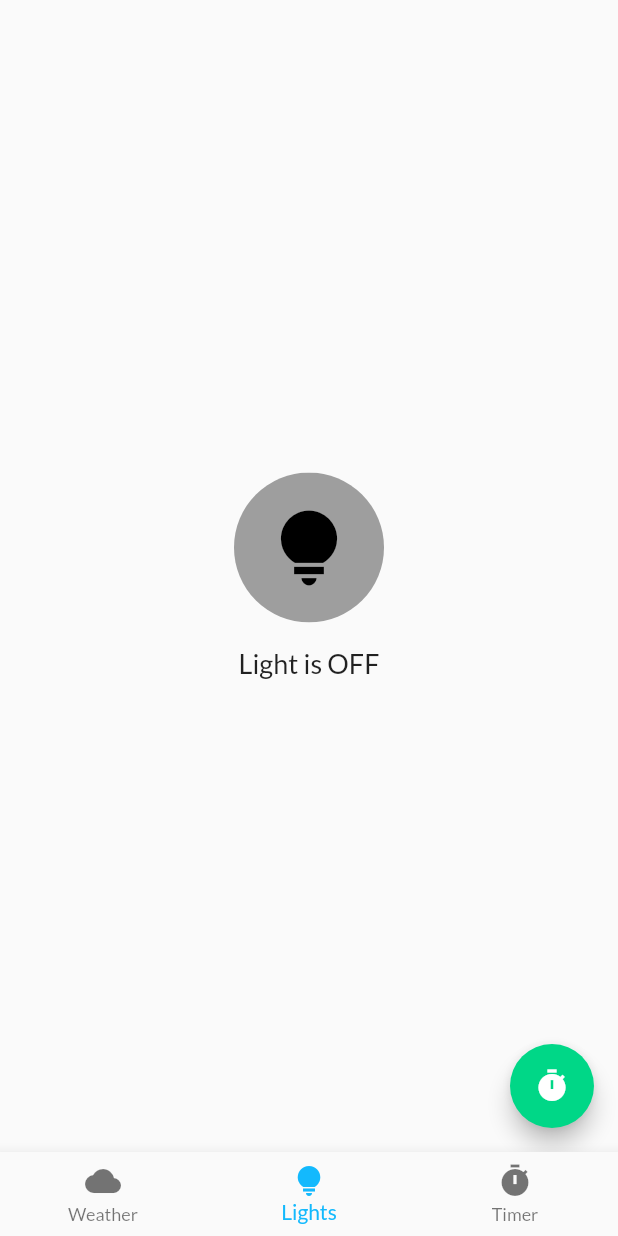
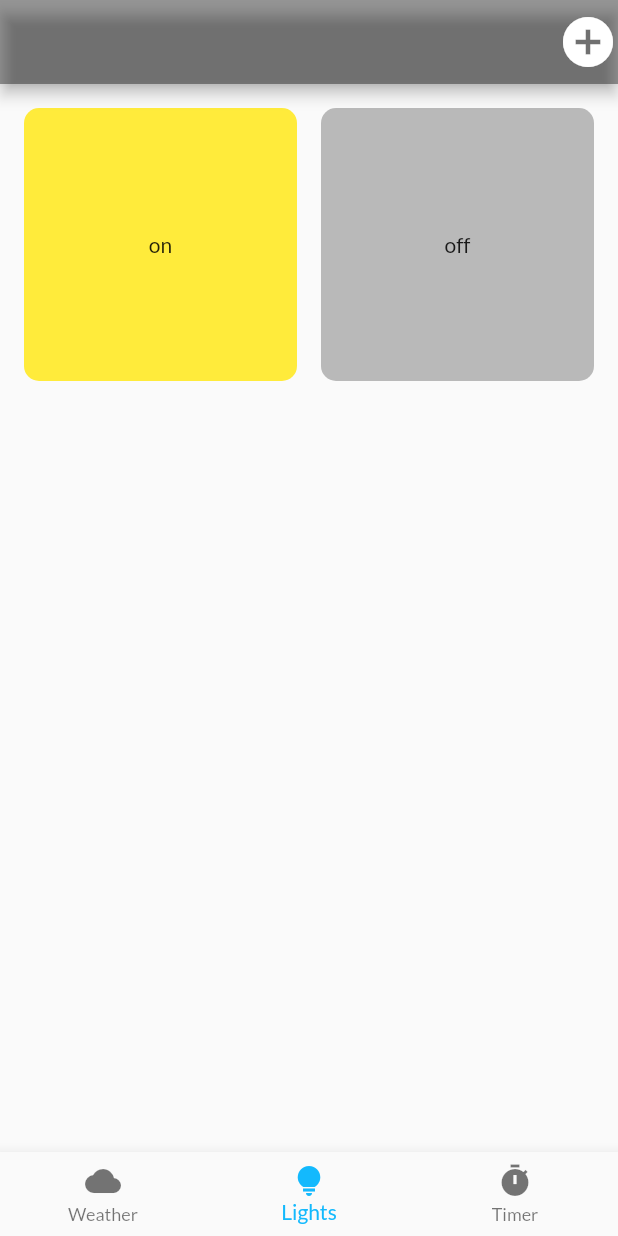
Before and after one commit to nawnguyen/remote-switcher, a Flutter app: the SwitchPage screen opened by its route, on a phone screen of 412 x 824 dp. Run offline on Flutter 3.47's test engine with Material 2 defaults, Android fonts, the light colour scheme and no system bars; our stand-ins replace dio, go_router, google_fonts, hooks_riverpod, shared_preferences; accounts and stored records are empty.

Commit message:
feat: add switch and delete switch

```diff
--- a/lib/features/switch/presentation/light_switch.dart
+++ b/lib/features/switch/presentation/light_switch.dart
@@ -1,9 +1,4 @@
 import 'package:flutter/material.dart';
-import 'package:go_router/go_router.dart';
-import 'package:light_switch_app/features/core/application/routes/route_names.dart';
-import 'package:light_switch_app/services/api_service.dart';
-import 'package:provider/provider.dart';
-import '../../../provider/theme_settings.dart';
 
 class SwitchPage extends StatefulWidget {
   const SwitchPage({Key? key}) : super(key: key);
@@ -12,71 +7,139 @@ class SwitchPage extends StatefulWidget {
   State<SwitchPage> createState() => _SwitchPageState();
 }
 
+class SwitchModel {
+  final String name;
+  bool state;
+
+  SwitchModel({required this.name, required this.state});
+}
+
 class _SwitchPageState extends State<SwitchPage> {
-  final service = APIService();
-  int currentIndex = 0;
-  bool isLightOn = false; // Track the state of the light
-
-  Future<void> _toggleTheme() async {
-    final settings = Provider.of<ThemeSettings>(context, listen: false);
-    settings.toggleTheme();
-
-    await Future.delayed(const Duration(milliseconds: 1));
-
-    try {
-      if (settings.isDark) {
-        service.toggle('off');
-      } else {
-        service.toggle('on');
-      }
-    } catch (error) {}
-  }
+  List<SwitchModel> switches = [
+    SwitchModel(name: 'on', state: true),
+    SwitchModel(name: 'off', state: false),
+  ];
 
   @override
   Widget build(BuildContext context) {
     return Scaffold(
-      body: Center(
-        child: Column(
-          mainAxisAlignment: MainAxisAlignment.center,
-          children: [
-/*
-            if (currentIndex == 1) // Only show the light control when "Lights" tab is selected
-*/
-              ClipOval(
-                child: Material(
-                  color: isLightOn ? Colors.yellow : Colors.grey, // Light on/off color
-                  child: InkWell(
+      appBar: AppBar(
+        backgroundColor: Colors.black38,
+        actions: <Widget>[
+          IconButton(
+            icon: const Icon(Icons.add_circle, size: 40),
+            onPressed: () {
+              _showBottomSheet(context);
+            },
+          )
+        ],
+      ),
+      body: Padding(
+        padding: const EdgeInsets.all(16.0),
+        child: GridView.builder(
+          gridDelegate: const SliverGridDelegateWithFixedCrossAxisCount(
+            crossAxisCount: 2,
+            crossAxisSpacing: 16,
+            mainAxisSpacing: 16,
+          ),
+          itemCount: switches.length,
+          itemBuilder: (BuildContext context, int index) {
+            return GestureDetector(
+              onLongPress: () {
+                _showDeleteBottomSheet(context, index);
+              },
               onTap: () {
                 setState(() {
-                        isLightOn = !isLightOn;
+                  switches[index].state = !switches[index].state;
                 });
               },
-                    child: const SizedBox(
-                      width: 100.0, // Adjust the width and height as needed
-                      height: 100.0,
-                      child: Icon(
-                        Icons.lightbulb_sharp,
-                        size: 60.0, // Adjust the icon size as needed
-                        color: Colors.black, // Icon color
+              child: Container(
+                padding: const EdgeInsets.all(8),
+                decoration: BoxDecoration(
+                  color: switches[index].state ? Colors.yellow : Colors.black26,
+                  borderRadius: const BorderRadius.all(
+                    Radius.circular(10),
                   ),
                 ),
+                child: Center(
+                  child: Text(switches[index].name),
                 ),
               ),
+            );
+          },
         ),
-            const SizedBox(height: 16.0),
-            Text(
-              isLightOn ? 'Light is ON' : 'Light is OFF',
-              style: const TextStyle(fontSize: 18.0),
+      ),
+    );
+  }
+
+  void _showBottomSheet(BuildContext context) {
+    showModalBottomSheet(
+      context: context,
+      backgroundColor: Colors.transparent,
+      builder: (BuildContext context) {
+        return Container(
+          decoration: const BoxDecoration(
+            color: Colors.white,
+            borderRadius: BorderRadius.only(
+              topLeft: Radius.circular(20),
+              topRight: Radius.circular(20),
+            ),
+          ),
+          child: Column(
+            mainAxisSize: MainAxisSize.max,
+            children: <Widget>[
+              ListTile(
+                title: TextField(
+                  decoration: const InputDecoration(labelText: 'Enter Name'),
+                  onSubmitted: (value) {
+                    setState(() {
+                      final switchModel = SwitchModel(name: value, state: false);
+                      switches.add(switchModel);
+                    });
+                    Navigator.pop(context);
+                  },
+                ),
+              ),
+              ElevatedButton(
+                onPressed: () {
+                  if (switches.isEmpty) {
+                    // switches.add("New Name");
+                  }
+                  Navigator.pop(context);
+                },
+                child: const Text('Save'),
               ),
             ],
           ),
+        );
+      },
+    );
+  }
+
+  void _showDeleteBottomSheet(BuildContext context, int index) {
+    showModalBottomSheet(
+      context: context,
+      backgroundColor: Colors.transparent,
+      builder: (BuildContext context) {
+        return Container(
+          decoration: const BoxDecoration(
+            color: Colors.white,
+            borderRadius: BorderRadius.only(
+              topLeft: Radius.circular(20),
+              topRight: Radius.circular(20),
             ),
-      floatingActionButton: FloatingActionButton(
-        onPressed: () {
-          context.goNamed(RouteNames.timerSettingsNameRoute);
+          ),
+          child: ListTile(
+            title: Text('Delete'),
+            onTap: () {
+              setState(() {
+                switches.removeAt(index);
+              });
+              Navigator.pop(context);
             },
-        child: const Icon(Icons.timer),
           ),
+        );
+      },
     );
   }
 }
```
Lines whose indentation alone changed are shown as unchanged.
